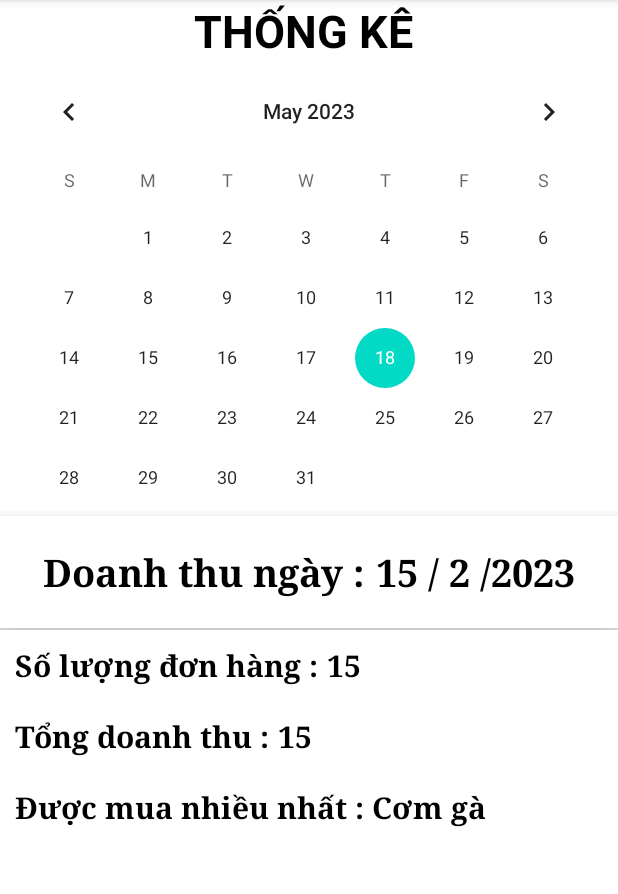
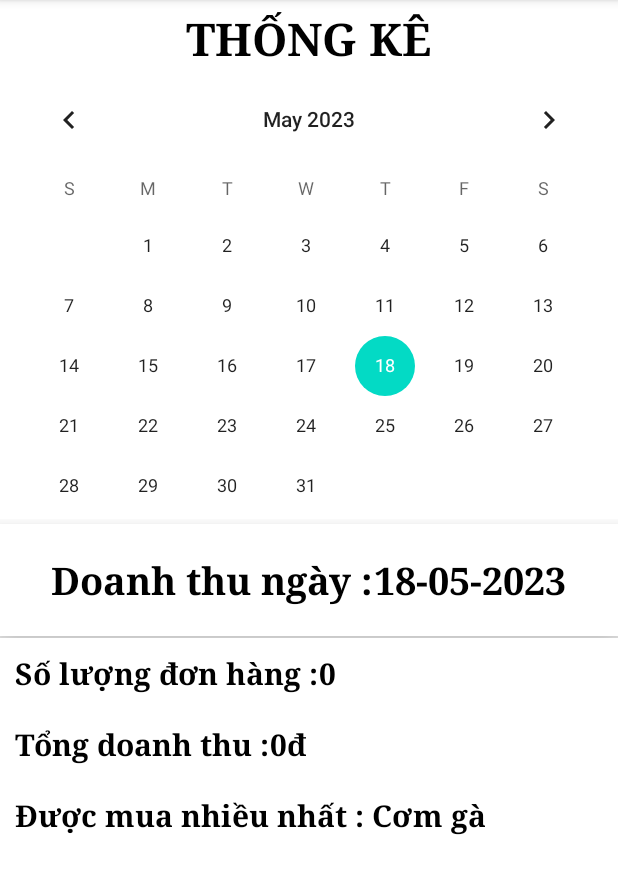
Before and after one commit to phattq21it/DoAnCoSo3, an Android app: the fragment CategoriesFragment placed in its activity, on a phone screen of 412 x 824 dp, the part 84-978 px from its top. Run offline under Robolectric (Android 15) with nearby library versions, the phone set to English and light mode, and no system bars; our stand-ins replace Firebase (no records; nobody signed in at launch, a user with empty details on screens opened directly); libraries missing offline, so code that uses them is left out: com.aurelhubert.ahbottomnavigation; plain views replace AHBottomNavigation; 10 statements that could not run were skipped.

Commit message:
Sửa phần thống kê doanh thu lần 2

```diff
--- a/adminapp/src/main/java/com/example/adminapp/fragment/CategoriesFragment.java
+++ b/adminapp/src/main/java/com/example/adminapp/fragment/CategoriesFragment.java
@@ -36,6 +36,8 @@ import com.google.firebase.database.FirebaseDatabase;
 import com.google.firebase.database.Query;
 import com.google.firebase.database.ValueEventListener;
 
+import java.text.DecimalFormat;
+import java.text.ParseException;
 import java.text.SimpleDateFormat;
 import java.util.Calendar;
 import java.util.Date;
@@ -45,10 +47,13 @@ public class CategoriesFragment extends Fragment {
     private RecyclerView recyclerView,recyclerView2;
     ItemRecyclerAdapter itemRecycleAdapter;
     TextView soluongdonhang,ngayhomnay,doanhthuhomnay,sanphammuanhieu;
+    Calendar selectedDate;
+    Date date1;
+    String ngaychon;
     private static final String ARG_PARAM1 = "param1";
     private static final String ARG_PARAM2 = "param2";
 
-
+    private int orderCount = 0;
     private String mParam1;
     private String mParam2;
     RecyclerView recview;
@@ -139,42 +144,132 @@ public class CategoriesFragment extends Fragment {
         sanphammuanhieu=view.findViewById(R.id.tvSanPhamMuaNhieu);
         doanhthuhomnay=view.findViewById(R.id.tvDoanhThuHomNay);
 
+        SimpleDateFormat dateFormat = new SimpleDateFormat("dd-MM-yyyy", Locale.getDefault());
+
+        SimpleDateFormat dateFormatDesosanh = new SimpleDateFormat("yyyy-MM-dd");
+
+        selectedDate = Calendar.getInstance();
+        date1= selectedDate.getTime();
+        ngaychon= dateFormat.format(date1);
+        String dateStart = dateFormatDesosanh.format(selectedDate.getTime())+" 00:00:00";
+        String dateEnd = dateFormatDesosanh.format(selectedDate.getTime())+" 23:59:99";
+        doanhthu(dateStart,dateEnd);
+        ngayhomnay.setText(ngaychon);
         calendarView.setOnDateChangeListener(new CalendarView.OnDateChangeListener() {
             @Override
             public void onSelectedDayChange(@NonNull CalendarView view, int year, int month, int dayOfMonth) {
-                Calendar selectedDate = Calendar.getInstance();
+
+
                 selectedDate.set(year, month, dayOfMonth);
 
-                SimpleDateFormat dateFormat = new SimpleDateFormat("dd-MM-yyyy", Locale.getDefault());
 
-                SimpleDateFormat dateFormatDesosanh = new SimpleDateFormat("yyyy-MM-dd");
-                String date1 = dateFormat.format(selectedDate.getTime());
-                String dateStringDeSoSanh = dateFormatDesosanh.format(selectedDate.getTime());
+                ngaychon= dateFormat.format(selectedDate.getTime());
+                String dateStart = dateFormatDesosanh.format(selectedDate.getTime())+" 00:00:00";
+                String dateEnd = dateFormatDesosanh.format(selectedDate.getTime())+" 23:59:99";
 
-                ngayhomnay.setText(date1);
+                orderCount = 0;
+                ngayhomnay.setText(ngaychon);
 
+                doanhthu(dateStart,dateEnd);
+//                FirebaseDatabase database = FirebaseDatabase.getInstance();
+//                DatabaseReference ordersRef = database.getReference("Request");
+//                Query query = ordersRef.orderByChild("time").startAt(dateStart).endAt(dateEnd);
+//
+//                query.addListenerForSingleValueEvent(new ValueEventListener() {
+//                    @Override
+//                    public void onDataChange(@NonNull DataSnapshot snapshot) {
+//
+//                        orderCount = (int) snapshot.getChildrenCount();
+//
+//                        String soluong = Integer.toString(orderCount);
+//
+//
+//                        int tongtien =0;
+//                        soluongdonhang.setText(soluong);
+//                        for (DataSnapshot orderSnapshot : snapshot.getChildren()) {
+//                            Request order = orderSnapshot.getValue(Request.class);
+//                            int orderAmount = Integer.parseInt(order.getTotal().toString());
+//                            tongtien += orderAmount;
+//                        }
+//                        DecimalFormat decimalFormat = new DecimalFormat("#,##0");
+//                        String replacedNumber = decimalFormat.format(tongtien).replace(",", ".");
+//                        doanhthuhomnay.setText(replacedNumber+"đ");
+//
+//                        FirebaseDatabase database = FirebaseDatabase.getInstance();
+//                        DatabaseReference productsRef = database.getReference("Item");
+//                        Query productquery = productsRef.orderByChild("quantityPurchased");
+//                        productquery.limitToLast(1).addListenerForSingleValueEvent(new ValueEventListener() {
+//                            @Override
+//                            public void onDataChange(@NonNull DataSnapshot snapshot) {
+//                                if (snapshot.exists()) {
+//                                    // Lấy sản phẩm có lượt bán cao nhất
+//                                    for (DataSnapshot productSnapshot : snapshot.getChildren()) {
+//                                        String productName = productSnapshot.child("name").getValue(String.class);
+//                                        // Sử dụng tên sản phẩm theo ý muốn
+//                                        sanphammuanhieu.setText(productName);
+//
+//                                    }
+//                                } else {
+//                                    // Không có sản phẩm nào trong bảng
+//                                }
+//                            }
+//
+//                            @Override
+//                            public void onCancelled(@NonNull DatabaseError error) {
+//
+//                            }
+//                        });
+//
+//
+//
+//                    }
+//
+//                    @Override
+//                    public void onCancelled(@NonNull DatabaseError error) {
+//
+//                    }
+//                });
+
+            }
+        });
+
+
+
+
+
+
+        return view;
+
+    }
+    public void doanhthu(String dateStart,String dateEnd){
         FirebaseDatabase database = FirebaseDatabase.getInstance();
         DatabaseReference ordersRef = database.getReference("Request");
-                Query query = ordersRef.orderByChild("time").startAt(dateStringDeSoSanh);
-                query.addValueEventListener(new ValueEventListener() {
+        Query query = ordersRef.orderByChild("time").startAt(dateStart).endAt(dateEnd);
+
+        query.addListenerForSingleValueEvent(new ValueEventListener() {
             @Override
             public void onDataChange(@NonNull DataSnapshot snapshot) {
-                        int orderCount = (int) snapshot.getChildrenCount();
+
+                orderCount = (int) snapshot.getChildrenCount();
+
                 String soluong = Integer.toString(orderCount);
-                        Toast.makeText(adminactivity, soluong, Toast.LENGTH_SHORT).show();
-                        int tongtien = 0;
+
+
+                int tongtien =0;
                 soluongdonhang.setText(soluong);
                 for (DataSnapshot orderSnapshot : snapshot.getChildren()) {
                     Request order = orderSnapshot.getValue(Request.class);
                     int orderAmount = Integer.parseInt(order.getTotal().toString());
                     tongtien += orderAmount;
                 }
+                DecimalFormat decimalFormat = new DecimalFormat("#,##0");
+                String replacedNumber = decimalFormat.format(tongtien).replace(",", ".");
+                doanhthuhomnay.setText(replacedNumber+"đ");
 
-                        doanhthuhomnay.setText(Integer.toString(tongtien)+"đ");
                 FirebaseDatabase database = FirebaseDatabase.getInstance();
                 DatabaseReference productsRef = database.getReference("Item");
-                        Query query = productsRef.orderByChild("quantityPurchased");
-                        query.limitToLast(1).addListenerForSingleValueEvent(new ValueEventListener() {
+                Query productquery = productsRef.orderByChild("quantityPurchased");
+                productquery.limitToLast(1).addListenerForSingleValueEvent(new ValueEventListener() {
                     @Override
                     public void onDataChange(@NonNull DataSnapshot snapshot) {
                         if (snapshot.exists()) {
@@ -205,19 +300,7 @@ public class CategoriesFragment extends Fragment {
 
             }
         });
-
     }
-        });
-
-
-
-
-
-
-        return view;
-
-    }
-
     public static void hideKeyboard(Activity activity) {
         View view = activity.findViewById(android.R.id.content);
         if (view != null) {
--- a/adminapp/src/main/res/layout/fragment_categoriesad.xml
+++ b/adminapp/src/main/res/layout/fragment_categoriesad.xml
@@ -16,9 +16,11 @@
             android:layout_width="wrap_content"
             android:layout_height="wrap_content"
             android:layout_gravity="center_horizontal"
-            android:text="THỐNG KÊ "
+            android:text="THỐNG KÊ"
+            android:fontFamily="serif"
             android:textSize="30sp"
             android:textStyle="bold"
+            android:paddingTop="5dp"
             android:textColor="@color/black"/>
     </LinearLayout>
         <CalendarView
--- a/adminapp/src/main/res/layout/fragment_homead.xml
+++ b/adminapp/src/main/res/layout/fragment_homead.xml
@@ -4,7 +4,7 @@
     xmlns:tools="http://schemas.android.com/tools"
     android:layout_width="match_parent"
     android:layout_height="match_parent"
-    android:background="#E5E4E2"
+    android:background="#f4f4f4"
     android:gravity="center"
     android:orientation="vertical">
 
--- a/app/src/main/java/com/example/myapplication/Adapter/ReviewAdapter.java
+++ b/app/src/main/java/com/example/myapplication/Adapter/ReviewAdapter.java
@@ -56,7 +56,6 @@ public class ReviewAdapter extends RecyclerView.Adapter<ReviewAdapter.Holderr> {
         Order order=orders.get(position);
         DecimalFormat decimalFormat = new DecimalFormat("#,##0");
         String replacedNumber = decimalFormat.format(Integer.parseInt(order.getPrice())).replace(",", ".");
-        Log.d("hihiahahaha",replacedNumber );
         holder.rvgia.setText(replacedNumber+"đ");
         holder.rvten.setText(order.getProductName());
 
--- a/app/src/main/java/com/example/myapplication/fragment/HomeFragMent.java
+++ b/app/src/main/java/com/example/myapplication/fragment/HomeFragMent.java
@@ -163,11 +163,11 @@ public class HomeFragMent extends Fragment {
 
         FirebaseRecyclerOptions<Drink> OptionNew =
                 new FirebaseRecyclerOptions.Builder<Drink>()
-                        .setQuery(FirebaseDatabase.getInstance().getReference().child("Item").orderByChild("created_at").limitToFirst(5), Drink.class)
+                        .setQuery(FirebaseDatabase.getInstance().getReference().child("Item").orderByChild("created_at").limitToLast(5), Drink.class)
                         .build();
         FirebaseRecyclerOptions<Drink> optionBanChay =
                 new FirebaseRecyclerOptions.Builder<Drink>()
-                        .setQuery(FirebaseDatabase.getInstance().getReference().child("Item").orderByChild("quantityPurchased").startAt(1),Drink.class)
+                        .setQuery(FirebaseDatabase.getInstance().getReference().child("Item").orderByChild("quantityPurchased").startAt(5),Drink.class)
                         .build();
         FirebaseRecyclerOptions<Drink> optionAllitem =
                 new FirebaseRecyclerOptions.Builder<Drink>()
```
Also changed, not shown: adminapp/src/main/java/com/example/adminapp/Adapter/InforOrderAdapter.java (+6 -1 lines). Lines whose indentation alone changed are shown as unchanged.
